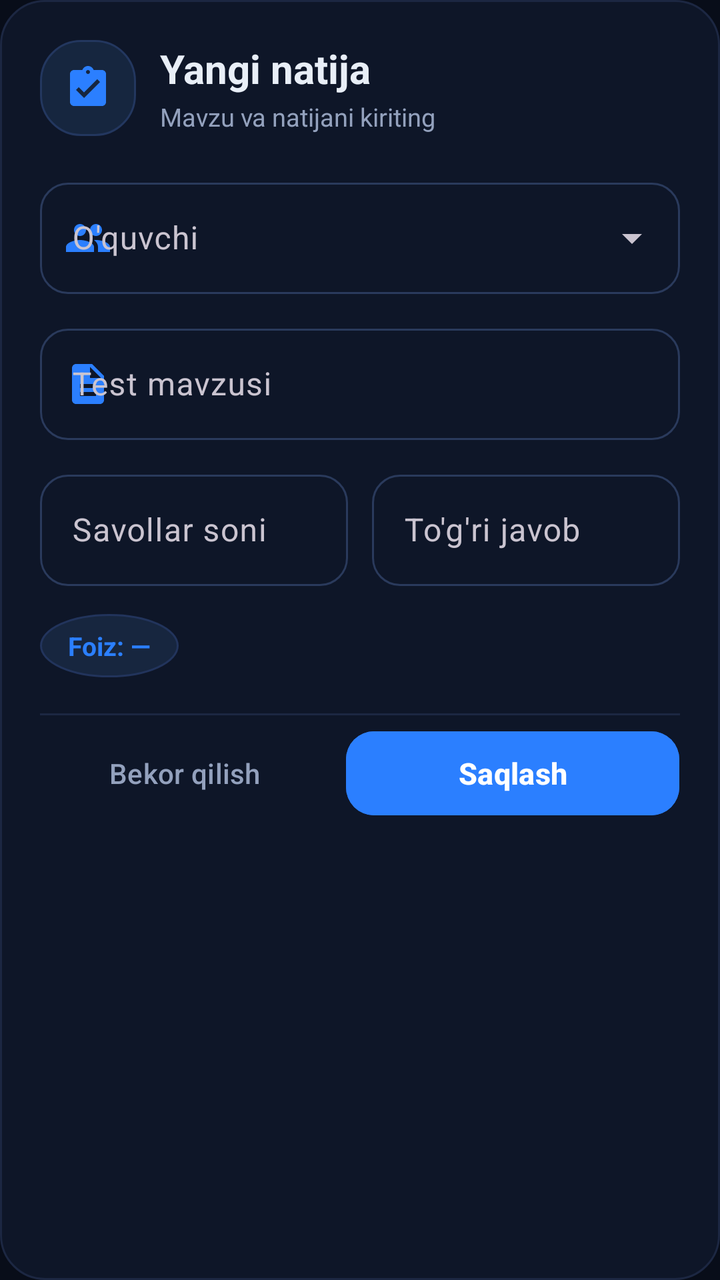
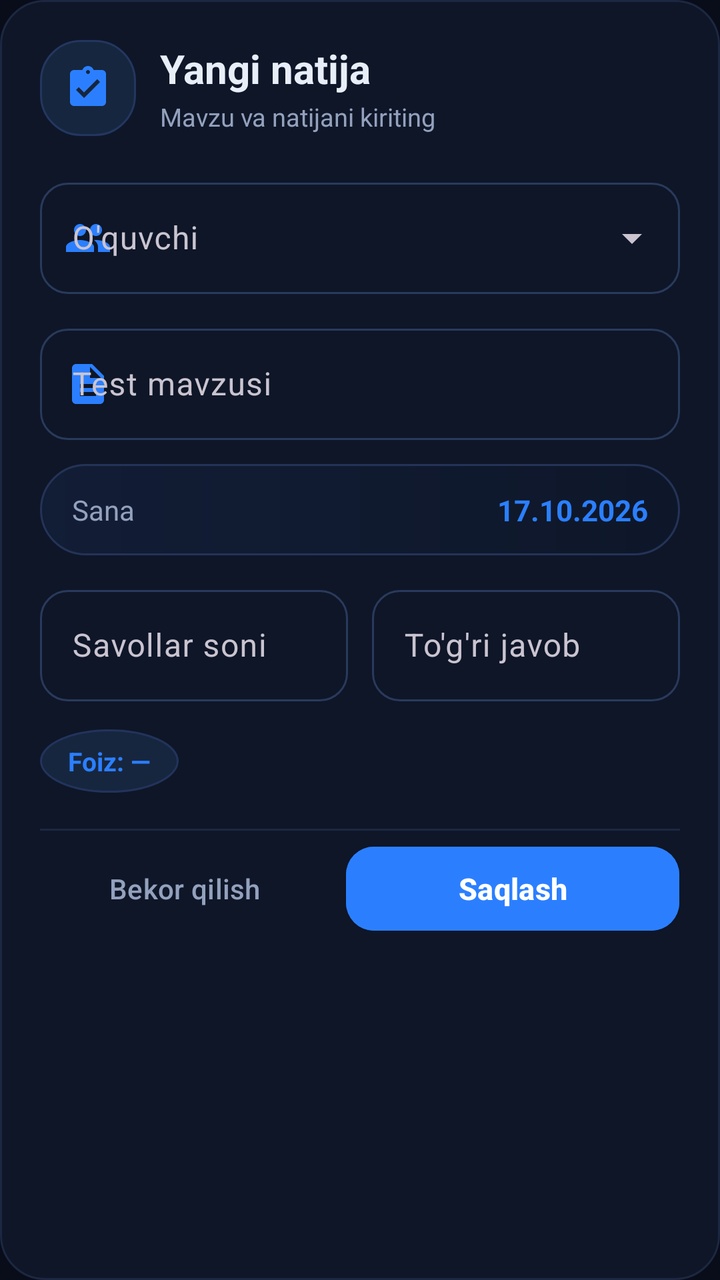

Two renders of the same Android screen: before a commit and after it. Below are the layout's source before the change and the commit's diff.
<!-- AndroidManifest.xml: application theme Theme.KursManager -->
<!-- res/layout/dialog_test.xml -->
<?xml version="1.0" encoding="utf-8"?>
<ScrollView xmlns:android="http://schemas.android.com/apk/res/android"
    xmlns:app="http://schemas.android.com/apk/res-auto"
    android:layout_width="match_parent"
    android:layout_height="wrap_content"
    android:background="@drawable/bg_dialog"
    android:clipToPadding="false">

    <LinearLayout
        android:layout_width="match_parent"
        android:layout_height="wrap_content"
        android:orientation="vertical"
        android:paddingStart="20dp"
        android:paddingTop="20dp"
        android:paddingEnd="20dp"
        android:paddingBottom="16dp">

        <LinearLayout
            android:layout_width="match_parent"
            android:layout_height="wrap_content"
            android:gravity="center_vertical"
            android:orientation="horizontal">

            <ImageView
                android:id="@+id/iconHeader"
                android:layout_width="48dp"
                android:layout_height="48dp"
            android:background="@drawable/bg_chip"
                android:contentDescription="@null"
                android:padding="12dp"
                android:src="@drawable/ic_test"
                android:tint="@color/primary" />

            <LinearLayout
                android:layout_width="0dp"
                android:layout_height="wrap_content"
                android:layout_marginStart="12dp"
                android:layout_weight="1"
                android:orientation="vertical">

                <TextView
                    android:id="@+id/tvFormTitle"
                    android:layout_width="wrap_content"
                    android:layout_height="wrap_content"
                    android:text="Yangi natija"
                    android:textColor="@color/text"
                    android:textSize="20sp"
                    android:textStyle="bold" />

                <TextView
                    android:layout_width="wrap_content"
                    android:layout_height="wrap_content"
                    android:layout_marginTop="2dp"
                    android:text="Mavzu va natijani kiriting"
                    android:textColor="@color/text_dim"
                    android:textSize="12.5sp" />
            </LinearLayout>
        </LinearLayout>

        <com.google.android.material.textfield.TextInputLayout
            style="@style/Widget.Material3.TextInputLayout.OutlinedBox.ExposedDropdownMenu"
            android:layout_width="match_parent"
            android:layout_height="wrap_content"
            android:layout_marginTop="18dp"
            android:hint="O'quvchi"
            app:boxCornerRadiusBottomEnd="14dp"
            app:boxCornerRadiusBottomStart="14dp"
            app:boxCornerRadiusTopEnd="14dp"
            app:boxCornerRadiusTopStart="14dp"
            app:startIconDrawable="@drawable/ic_users"
            app:startIconTint="@color/primary">

            <com.google.android.material.textfield.MaterialAutoCompleteTextView
                android:id="@+id/spStudent"
                android:layout_width="match_parent"
                android:layout_height="wrap_content"
                android:inputType="none" />
        </com.google.android.material.textfield.TextInputLayout>

        <com.google.android.material.textfield.TextInputLayout
            android:id="@+id/topicLayout"
            style="@style/Widget.Material3.TextInputLayout.OutlinedBox"
            android:layout_width="match_parent"
            android:layout_height="wrap_content"
            android:layout_marginTop="12dp"
            android:hint="Test mavzusi"
            app:boxCornerRadiusBottomEnd="14dp"
            app:boxCornerRadiusBottomStart="14dp"
            app:boxCornerRadiusTopEnd="14dp"
            app:boxCornerRadiusTopStart="14dp"
            app:startIconDrawable="@drawable/ic_note"
            app:startIconTint="@color/primary">

            <com.google.android.material.textfield.TextInputEditText
                android:id="@+id/inTopic"
                android:layout_width="match_parent"
                android:layout_height="wrap_content"
                android:imeOptions="actionNext"
                android:inputType="textCapSentences"
                android:maxLines="1" />
        </com.google.android.material.textfield.TextInputLayout>

        <LinearLayout
            android:layout_width="match_parent"
            android:layout_height="wrap_content"
            android:layout_marginTop="12dp"
            android:orientation="horizontal">

            <com.google.android.material.textfield.TextInputLayout
                style="@style/Widget.Material3.TextInputLayout.OutlinedBox"
                android:layout_width="0dp"
                android:layout_height="wrap_content"
                android:layout_marginEnd="6dp"
                android:layout_weight="1"
                android:hint="Savollar soni"
                app:boxCornerRadiusBottomEnd="14dp"
                app:boxCornerRadiusBottomStart="14dp"
                app:boxCornerRadiusTopEnd="14dp"
                app:boxCornerRadiusTopStart="14dp">

                <com.google.android.material.textfield.TextInputEditText
                    android:id="@+id/inTotal"
                    android:layout_width="match_parent"
                    android:layout_height="wrap_content"
                    android:imeOptions="actionNext"
                    android:inputType="number"
                    android:maxLines="1" />
            </com.google.android.material.textfield.TextInputLayout>

            <com.google.android.material.textfield.TextInputLayout
                style="@style/Widget.Material3.TextInputLayout.OutlinedBox"
                android:layout_width="0dp"
                android:layout_height="wrap_content"
                android:layout_marginStart="6dp"
                android:layout_weight="1"
                android:hint="To'g'ri javob"
                app:boxCornerRadiusBottomEnd="14dp"
                app:boxCornerRadiusBottomStart="14dp"
                app:boxCornerRadiusTopEnd="14dp"
                app:boxCornerRadiusTopStart="14dp">

                <com.google.android.material.textfield.TextInputEditText
                    android:id="@+id/inCorrect"
                    android:layout_width="match_parent"
                    android:layout_height="wrap_content"
                    android:imeOptions="actionDone"
                    android:inputType="number"
                    android:maxLines="1" />
            </com.google.android.material.textfield.TextInputLayout>
        </LinearLayout>

        <TextView
            android:id="@+id/tvPercent"
            android:layout_width="wrap_content"
            android:layout_height="wrap_content"
            android:layout_marginTop="14dp"
            android:background="@drawable/bg_icon_circle"
            android:paddingStart="14dp"
            android:paddingTop="7dp"
            android:paddingEnd="14dp"
            android:paddingBottom="7dp"
            android:text="Foiz: —"
            android:textColor="@color/primary"
            android:textSize="13sp"
            android:textStyle="bold" />

        <View
            android:layout_width="match_parent"
            android:layout_height="1dp"
            android:layout_marginTop="18dp"
            android:layout_marginBottom="4dp"
            android:background="@color/border" />

        <LinearLayout
            android:layout_width="match_parent"
            android:layout_height="wrap_content"
            android:gravity="center_vertical"
            android:orientation="horizontal">

            <com.google.android.material.button.MaterialButton
                android:id="@+id/btnCancel"
                style="@style/Widget.Material3.Button.TextButton"
                android:layout_width="0dp"
                android:layout_height="50dp"
                android:layout_weight="1"
                android:text="Bekor qilish"
                android:textColor="@color/text_dim"
                android:textSize="14sp" />

            <com.google.android.material.button.MaterialButton
                android:id="@+id/btnSave"
                style="@style/Widget.Material3.Button"
                android:layout_width="0dp"
                android:layout_height="50dp"
                android:layout_marginStart="8dp"
                android:layout_weight="1.15"
                android:backgroundTint="@color/primary"
                android:text="Saqlash"
                android:textAllCaps="false"
                android:textColor="@android:color/white"
                android:textSize="15sp"
                android:textStyle="bold"
                app:cornerRadius="14dp" />
        </LinearLayout>
    </LinearLayout>
</ScrollView>
<!-- resources referenced by this layout -->
<resources>
  <color name="border">#1C2742</color>
  <color name="primary">#2B7FFF</color>
  <color name="text">#E8EEF7</color>
  <color name="text_dim">#93A1BD</color>
  <!-- drawable bg_chip (drawable) -->
  <shape xmlns:android="http://schemas.android.com/apk/res/android" android:shape="rectangle">
      <solid android:color="#16263F" />
      <stroke android:width="1dp" android:color="#23375F" />
      <corners android:radius="20dp" />
  </shape>
  <!-- drawable bg_dialog (drawable) -->
  <shape xmlns:android="http://schemas.android.com/apk/res/android" android:shape="rectangle">
      <solid android:color="@color/panel" />
      <stroke android:width="1dp" android:color="@color/border" />
      <corners android:radius="22dp" />
  </shape>
  <!-- drawable bg_icon_circle (drawable) -->
  <shape xmlns:android="http://schemas.android.com/apk/res/android" android:shape="oval">
      <solid android:color="#17263F" />
      <stroke android:width="1dp" android:color="#22345C" />
  </shape>
  <!-- drawable ic_note (drawable) -->
  <vector xmlns:android="http://schemas.android.com/apk/res/android" android:width="24dp" android:height="24dp" android:viewportWidth="24" android:viewportHeight="24" android:tint="?attr/colorControlNormal"><path android:fillColor="@android:color/white" android:pathData="M14 2H6c-1.1 0-1.99 0.9-1.99 2L4 20c0 1.1 0.89 2 2 2h12c1.1 0 2 -0.9 2 -2V8l-6 -6zM16 18H8v-2h8v2zM16 14H8v-2h8v2zM13 9V3.5L18.5 9H13z"/></vector>
  <!-- drawable ic_test (drawable) -->
  <vector xmlns:android="http://schemas.android.com/apk/res/android" android:width="24dp" android:height="24dp" android:viewportWidth="24" android:viewportHeight="24" android:tint="?attr/colorControlNormal"><path android:fillColor="@android:color/white" android:pathData="M19 3h-4.18C14.4 1.84 13.3 1 12 1s-2.4.84-2.82 2H5c-1.11 0-2 .9-2 2v14c0 1.1.89 2 2 2h14c1.1 0 2-.9 2-2V5c0-1.1-.9-2-2-2zm-7 0c.55 0 1 .45 1 1s-.45 1-1 1-1-.45-1-1 .45-1 1-1zm-2 14l-4-4 1.41-1.41L10 14.17l6.59-6.59L18 9l-8 8z"/></vector>
  <style name="Theme.KursManager" parent="Theme.Material3.Dark.NoActionBar">
          <item name="colorPrimary">@color/primary</item>
          <item name="colorOnPrimary">@android:color/white</item>
          <item name="colorSurface">@color/panel</item>
          <item name="colorOnSurface">@color/text</item>
          <item name="android:colorBackground">@color/bg</item>
          <item name="android:textColor">@color/text</item>
          <item name="android:textColorSecondary">@color/text_dim</item>
          <item name="android:statusBarColor">@color/bg_dark</item>
          <item name="android:navigationBarColor">@color/bg_dark</item>
          <item name="android:windowLightStatusBar">false</item>
          <item name="colorOutlineVariant">@color/border</item>
          <item name="colorOutline">#2A3A5C</item>
          <item name="android:listDivider">@drawable/list_divider</item>
      </style>
  <color name="panel">#0E1628</color>
  <color name="bg">#080D19</color>
  <color name="bg_dark">#060A14</color>
  <!-- drawable list_divider (drawable) -->
  <?xml version="1.0" encoding="utf-8"?>
  <shape xmlns:android="http://schemas.android.com/apk/res/android"
      android:shape="rectangle">
      <solid android:color="#2A3A5C" />
      <size android:height="1dp" />
  </shape>
  <!-- unchanged entries left out for length: 1 -->
</resources>

<!-- the commit's change to res/layout/dialog_test.xml (unified diff, before → after) -->
@@ -99,6 +99,39 @@
                 android:inputType="textCapSentences"
                 android:maxLines="1" />
         </com.google.android.material.textfield.TextInputLayout>
+
+        <LinearLayout
+            android:id="@+id/dateRow"
+            android:layout_width="match_parent"
+            android:layout_height="wrap_content"
+            android:layout_marginTop="12dp"
+            android:background="@drawable/bg_search"
+            android:clickable="true"
+            android:focusable="true"
+            android:gravity="center_vertical"
+            android:orientation="horizontal"
+            android:paddingStart="16dp"
+            android:paddingTop="13dp"
+            android:paddingEnd="16dp"
+            android:paddingBottom="13dp">
+
+            <TextView
+                android:layout_width="0dp"
+                android:layout_height="wrap_content"
+                android:layout_weight="1"
+                android:text="Sana"
+                android:textColor="@color/text_dim"
+                android:textSize="14sp" />
+
+            <TextView
+                android:id="@+id/tvDate"
+                android:layout_width="wrap_content"
+                android:layout_height="wrap_content"
+                android:text="17.10.2026"
+                android:textColor="@color/primary"
+                android:textSize="14.5sp"
+                android:textStyle="bold" />
+        </LinearLayout>
 
         <LinearLayout
             android:layout_width="match_parent"
<!-- resource entries referenced after the edit -->
@@ -21,6 +21,18 @@
       <solid android:color="#17263F" />
       <stroke android:width="1dp" android:color="#22345C" />
   </shape>
+  <!-- drawable bg_search (drawable) -->
+  <?xml version="1.0" encoding="utf-8"?>
+  <shape xmlns:android="http://schemas.android.com/apk/res/android" android:shape="rectangle">
+      <gradient
+          android:angle="0"
+          android:endColor="#0E1729"
+          android:startColor="#121D36" />
+      <stroke
+          android:width="1dp"
+          android:color="#243357" />
+      <corners android:radius="26dp" />
+  </shape>
   <!-- drawable ic_note (drawable) -->
   <vector xmlns:android="http://schemas.android.com/apk/res/android" android:width="24dp" android:height="24dp" android:viewportWidth="24" android:viewportHeight="24" android:tint="?attr/colorControlNormal"><path android:fillColor="@android:color/white" android:pathData="M14 2H6c-1.1 0-1.99 0.9-1.99 2L4 20c0 1.1 0.89 2 2 2h12c1.1 0 2 -0.9 2 -2V8l-6 -6zM16 18H8v-2h8v2zM16 14H8v-2h8v2zM13 9V3.5L18.5 9H13z"/></vector>
   <!-- drawable ic_test (drawable) -->
@@ -28,6 +40,11 @@
   <style name="Theme.KursManager" parent="Theme.Material3.Dark.NoActionBar">
           <item name="colorPrimary">@color/primary</item>
           <item name="colorOnPrimary">@android:color/white</item>
+          <item name="colorPrimaryContainer">@color/primary</item>
+          <item name="colorOnPrimaryContainer">@android:color/white</item>
+          <item name="colorSecondary">@color/primary</item>
+          <item name="colorSecondaryContainer">@color/primary</item>
+          <item name="colorOnSecondaryContainer">@android:color/white</item>
           <item name="colorSurface">@color/panel</item>
           <item name="colorOnSurface">@color/text</item>
           <item name="android:colorBackground">@color/bg</item>
